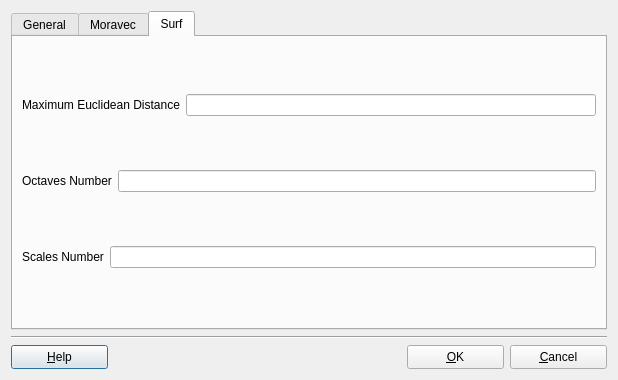
First picture: the form in src/terralib/qt/widgets/rp/ui/TiePointsLocatorAdvancedForm.ui, repository claudiobogossian/terralib5, before the edit.
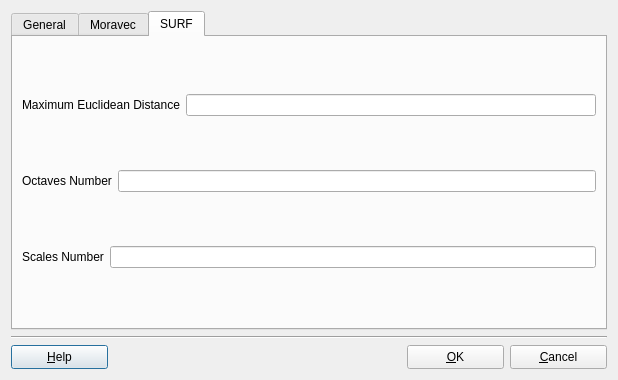
Second picture: the form after the edit.

```diff
--- a/src/terralib/qt/widgets/rp/ui/TiePointsLocatorAdvancedForm.ui
+++ b/src/terralib/qt/widgets/rp/ui/TiePointsLocatorAdvancedForm.ui
@@ -314,7 +314,7 @@
      </widget>
      <widget class="QWidget" name="tab_3">
       <attribute name="title">
-       <string>Surf</string>
+       <string>SURF</string>
       </attribute>
       <layout class="QGridLayout" name="gridLayout_3">
        <item row="0" column="0">
```
Left out of the diff: 2 changed lines with no effect on the pictures.
